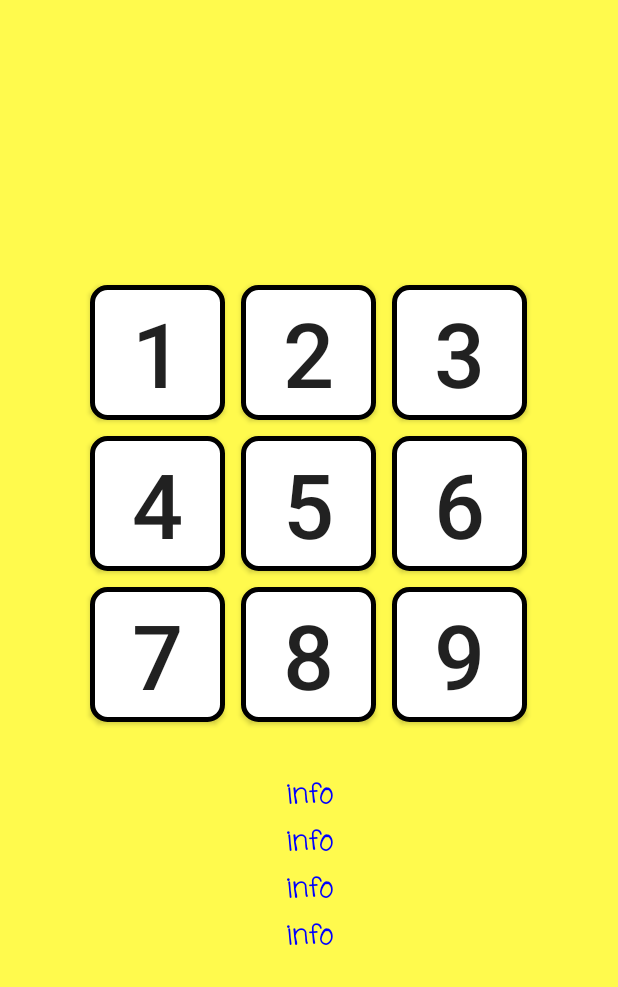
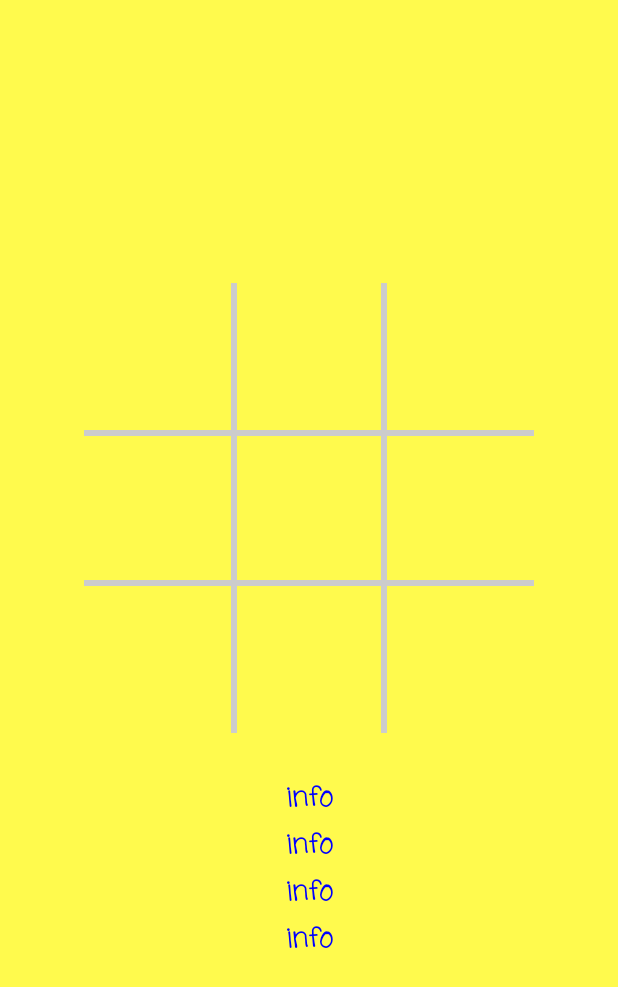
Before and after one commit to mamurciac/MobileApplicationsChallenges, an Android app: the layout activity_tic_tac_toe.xml on its own in the app's theme, with its tools: preview values and no code run, on a phone screen of 412 x 824 dp. Shown: the top 987 px of the screen. Run offline under Robolectric (Android 15) with nearby library versions, the phone set to English and light mode, and no system bars.

Commit message:
Images instead of Buttons [Bug Found: Double Gamble]

```diff
--- /dev/null
+++ b/Challenge4_TicTacToe/app/src/main/java/mamurciac/unal/edu/co/challenge4_tictactoe/BoardView.java
@@ -0,0 +1,89 @@
+package mamurciac.unal.edu.co.challenge4_tictactoe;
+
+import android.content.*;
+import android.graphics.*;
+import android.util.*;
+import android.view.*;
+
+public class BoardView extends View{
+    private TicTacToeGame ticTacToeGame;
+
+    //It is the board grid lines' width
+    public static final int gridWidth = 6;
+
+    private Bitmap humanFigure;
+    private Bitmap computerFigure;
+    private Paint boardPaint;
+
+    public BoardView(Context context){
+        super(context);
+        initialize();
+    }
+    public BoardView(Context context, AttributeSet attributeSet){
+        super(context, attributeSet);
+        initialize();
+    }
+    public BoardView(Context context, AttributeSet attributeSet, int definitedStyleAttributes){
+        super(context, attributeSet, definitedStyleAttributes);
+        initialize();
+    }
+
+    public void initialize(){
+        humanFigure = BitmapFactory.decodeResource(getResources(), R.drawable.icon_player_x);
+        computerFigure = BitmapFactory.decodeResource(getResources(), R.drawable.icon_player_o);
+        boardPaint = new Paint(Paint.ANTI_ALIAS_FLAG);
+    }
+
+    public void setGame(TicTacToeGame game){
+        ticTacToeGame = game;
+    }
+
+    public int getBoardCellWidth(){
+        return getWidth() / 3;
+    }
+
+    public int getBoardCellHeight(){
+        return getHeight() / 3;
+    }
+
+    @Override
+    public void onDraw(Canvas canvas){
+        super.onDraw(canvas);
+
+        //It determines the view's width and height
+        int boardWidth = getWidth();
+        int boardHeight = getHeight();
+
+        //It makes thick and light gray lines
+        boardPaint.setColor(Color.LTGRAY);
+        boardPaint.setStrokeWidth(gridWidth);
+
+        //It draws the two vertical board lines
+        int cellWidth = boardWidth / 3;
+        canvas.drawLine(cellWidth, 0, cellWidth, boardHeight, boardPaint);
+        canvas.drawLine(cellWidth * 2, 0, cellWidth * 2, boardHeight, boardPaint);
+
+        //It draws the two horizontal board lines
+        int cellHeight = boardHeight / 3;
+        canvas.drawLine(0, cellHeight, boardWidth, cellHeight, boardPaint);
+        canvas.drawLine(0, cellHeight * 2, boardWidth, cellHeight * 2, boardPaint);
+
+        //It draws all the X's and O's images
+        for(int spot = 0; spot < TicTacToeGame.numberSpots; spot++){
+            int column = spot % 3;
+            int row = spot / 3;
+
+            //It defines the boundaries of a destination rectangle for the image
+            int left = column * cellWidth;
+            int top = row * cellHeight;
+            int right = left + cellWidth;
+            int bottom = top + cellHeight;
+
+            if(ticTacToeGame != null && ticTacToeGame.getBoardOccupant(spot) == TicTacToeGame.humanPlayer){
+                canvas.drawBitmap(humanFigure, null, new Rect(left, top, right, bottom), null);
+            }else if(ticTacToeGame != null && ticTacToeGame.getBoardOccupant(spot) == TicTacToeGame.computerPlayer){
+                canvas.drawBitmap(computerFigure, null, new Rect(left, top, right, bottom), null);
+            }
+        }
+    }
+}
--- a/Challenge4_TicTacToe/app/src/main/res/layout/activity_tic_tac_toe.xml
+++ b/Challenge4_TicTacToe/app/src/main/res/layout/activity_tic_tac_toe.xml
@@ -19,92 +19,11 @@
             android:gravity="center_vertical|center_horizontal"
             android:orientation="vertical">
 
-            <TableLayout
-                android:id="@+id/gameboard"
-                android:layout_width="wrap_content"
-                android:layout_height="wrap_content"
-                android:layout_gravity="center_vertical|center_horizontal">
-
-                <TableRow
-                    android:gravity="center_vertical|center_horizontal"
-                    android:orientation="vertical">
-
-                    <Button
-                        android:id="@+id/spot_one"
-                        android:layout_width="90dp"
-                        android:layout_height="90dp"
-                        android:layout_margin="5dp"
-                        android:background="@drawable/white_button"
-                        android:text="1"
-                        android:textSize="60sp" />
-
-                    <Button
-                        android:id="@+id/spot_two"
-                        android:layout_width="90dp"
-                        android:layout_height="90dp"
-                        android:layout_margin="5dp"
-                        android:background="@drawable/white_button"
-                        android:text="2"
-                        android:textSize="60sp" />
-
-                    <Button
-                        android:id="@+id/spot_three"
-                        android:layout_width="90dp"
-                        android:layout_height="90dp"
-                        android:layout_margin="5dp"
-                        android:background="@drawable/white_button"
-                        android:text="3"
-                        android:textSize="60sp" />
-                </TableRow>
-
-                <TableRow android:gravity="center_vertical|center_horizontal">
-                    <Button android:id="@+id/spot_four"
-                        android:layout_width="90dp"
-                        android:layout_height="90dp"
-                        android:layout_margin="5dp"
-                        android:background="@drawable/white_button"
-                        android:text="4"
-                        android:textSize="60sp"/>
-                    <Button android:id="@+id/spot_five"
-                        android:layout_width="90dp"
-                        android:layout_height="90dp"
-                        android:layout_margin="5dp"
-                        android:background="@drawable/white_button"
-                        android:text="5"
-                        android:textSize="60sp"/>
-                    <Button android:id="@+id/spot_six"
-                        android:layout_width="90dp"
-                        android:layout_height="90dp"
-                        android:layout_margin="5dp"
-                        android:background="@drawable/white_button"
-                        android:text="6"
-                        android:textSize="60sp"/>
-                </TableRow>
-
-                <TableRow android:gravity="center_vertical|center_horizontal">
-                    <Button android:id="@+id/spot_seven"
-                        android:layout_width="90dp"
-                        android:layout_height="90dp"
-                        android:layout_margin="5dp"
-                        android:background="@drawable/white_button"
-                        android:text="7"
-                        android:textSize="60sp"/>
-                    <Button android:id="@+id/spot_eight"
-                        android:layout_width="90dp"
-                        android:layout_height="90dp"
-                        android:layout_margin="5dp"
-                        android:background="@drawable/white_button"
-                        android:text="8"
-                        android:textSize="60sp"/>
-                    <Button android:id="@+id/spot_nine"
-                        android:layout_width="90dp"
-                        android:layout_height="90dp"
-                        android:layout_margin="5dp"
-                        android:background="@drawable/white_button"
-                        android:text="9"
-                        android:textSize="60sp"/>
-                </TableRow>
-            </TableLayout>
+            <mamurciac.unal.edu.co.challenge4_tictactoe.BoardView
+                android:id="@+id/game_board"
+                android:layout_width="300dp"
+                android:layout_height="300dp"
+                android:layout_marginTop="5dp"/>
 
             <TextView android:id="@+id/game_information"
                 android:layout_width="fill_parent"
```
Also changed, not shown: Challenge4_TicTacToe/app/src/main/java/mamurciac/unal/edu/co/challenge4_tictactoe/TicTacToeActivity.java (+55 -52 lines), Challenge4_TicTacToe/app/src/main/java/mamurciac/unal/edu/co/challenge4_tictactoe/TicTacToeGame.java (+11 -2 lines), Challenge4_TicTacToe/app/src/main/res/drawable/icon_player_o.png (added), Challenge4_TicTacToe/app/src/main/res/drawable/icon_player_x.png (added), 2 other files.
